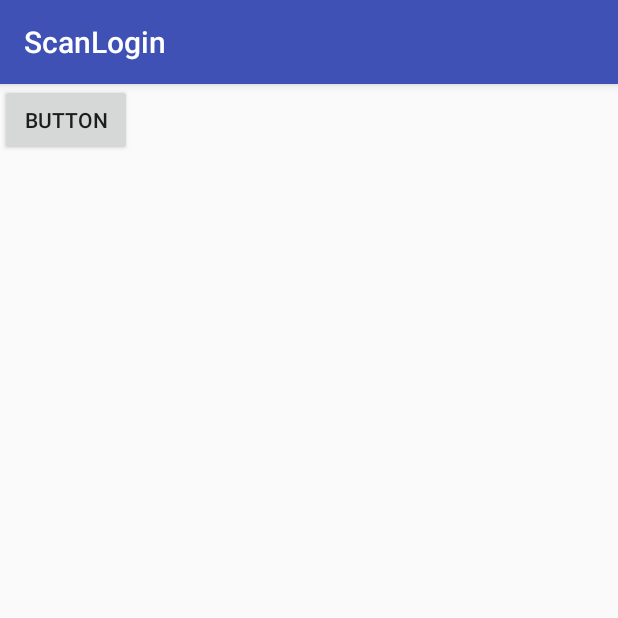
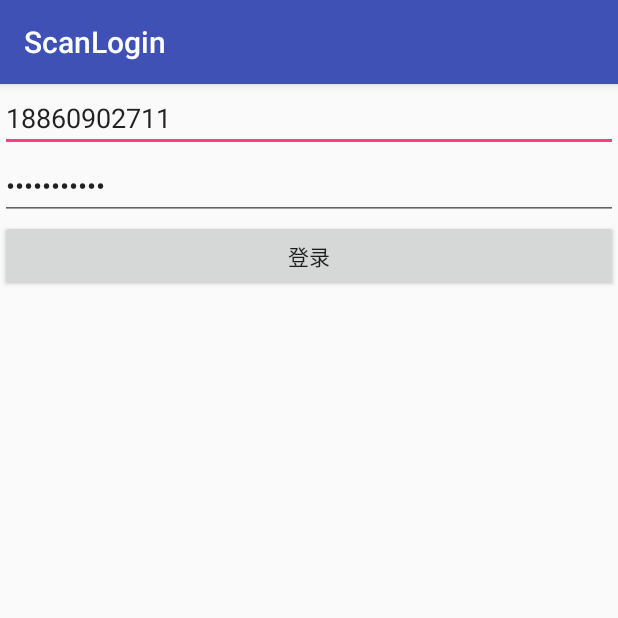
Before and after one commit to jeesun/ScanLogin, an Android app: the screen it shows after launch (MainActivity before the commit, LoginActivity after it), on a phone screen of 412 x 824 dp, the top half of it. Run offline under Robolectric (Android 15) with nearby library versions, the phone set to English and light mode, and no system bars; libraries missing offline, so code that uses them is left out: com.alibaba.fastjson.

Commit message:
添加launch界面、登录界面、扫码登录确认界面；完善相关功能。

```diff
--- /dev/null
+++ b/app/src/main/java/com/simon/scanlogin/AppConfig.java
@@ -0,0 +1,5 @@
+package com.simon.scanlogin;
+
+public class AppConfig {
+    public static final String baseUrl = "http://192.168.2.18:8184";
+}
--- /dev/null
+++ b/app/src/main/java/com/simon/scanlogin/LaunchActivity.java
@@ -0,0 +1,39 @@
+package com.simon.scanlogin;
+
+import android.content.Intent;
+import android.content.SharedPreferences;
+import android.support.v7.app.AppCompatActivity;
+import android.os.Bundle;
+
+import com.alibaba.fastjson.JSON;
+
+import java.util.Date;
+
+import okhttp3.OkHttpClient;
+import retrofit2.Call;
+import retrofit2.Callback;
+import retrofit2.Response;
+import retrofit2.Retrofit;
+import retrofit2.converter.gson.GsonConverterFactory;
+
+public class LaunchActivity extends AppCompatActivity {
+
+    @Override
+    protected void onCreate(Bundle savedInstanceState) {
+        super.onCreate(savedInstanceState);
+        setContentView(R.layout.activity_launch);
+
+        //检查是不是第一次运行
+        SharedPreferences spf = getSharedPreferences("data", MODE_PRIVATE);
+        boolean firstLaunch = spf.getBoolean("firstLaunch", true);
+        if (firstLaunch){
+            //跳转到登录界面
+            Intent intent = new Intent(LaunchActivity.this, LoginActivity.class);
+            startActivity(intent);
+        }else{
+            //跳转到主界面
+            Intent intent = new Intent(LaunchActivity.this, MainActivity.class);
+            startActivity(intent);
+        }
+    }
+}
--- /dev/null
+++ b/app/src/main/java/com/simon/scanlogin/LoginActivity.java
@@ -0,0 +1,73 @@
+package com.simon.scanlogin;
+
+import android.content.Intent;
+import android.content.SharedPreferences;
+import android.support.v7.app.AppCompatActivity;
+import android.os.Bundle;
+import android.util.Log;
+import android.view.View;
+import android.widget.Button;
+import android.widget.EditText;
+
+import com.alibaba.fastjson.JSON;
+
+import java.util.Date;
+
+import okhttp3.OkHttpClient;
+import retrofit2.Call;
+import retrofit2.Callback;
+import retrofit2.Response;
+import retrofit2.Retrofit;
+import retrofit2.converter.gson.GsonConverterFactory;
+
+public class LoginActivity extends AppCompatActivity {
+    private static final String TAG = LoginActivity.class.getName();
+
+    private EditText etUsername, etPassword;
+    private Button btnLogin;
+    @Override
+    protected void onCreate(Bundle savedInstanceState) {
+        super.onCreate(savedInstanceState);
+        setContentView(R.layout.activity_login);
+
+        etUsername = findViewById(R.id.username);
+        etPassword = findViewById(R.id.password);
+        btnLogin = findViewById(R.id.login);
+
+        btnLogin.setOnClickListener(new View.OnClickListener() {
+            @Override
+            public void onClick(View v) {
+                String username = etUsername.getText().toString();
+                String password = etPassword.getText().toString();
+
+                Retrofit retrofit = new Retrofit.Builder().baseUrl(AppConfig.baseUrl).addConverterFactory(GsonConverterFactory.create()).client(new OkHttpClient()).build();
+                RequestServes requestServes = retrofit.create(RequestServes.class);
+                Call<ResultMsg> call = requestServes.login(username, password);
+                call.enqueue(new Callback<ResultMsg>() {
+                    @Override
+                    public void onResponse(Call<ResultMsg> call, Response<ResultMsg> response) {
+                        LoginInfo loginInfo = JSON.parseObject(JSON.toJSONString(response.body().getData()), LoginInfo.class);
+                        LogUtil.i(TAG, loginInfo.toString());
+
+                        SharedPreferences spf = getSharedPreferences("data", MODE_PRIVATE);
+                        SharedPreferences.Editor editor = spf.edit();
+                        editor.putBoolean("firstLaunch", false);
+                        editor.putString("access_token", loginInfo.getToken().getAccess_token());
+                        editor.putString("refresh_token", loginInfo.getToken().getRefresh_token());
+                        editor.putLong("date", new Date().getTime());
+                        editor.putInt("expires_in", loginInfo.getToken().getExpires_in());
+                        editor.putString("username", loginInfo.getUserInfo().getUsername());
+                        editor.apply();
+                        Intent intent = new Intent(LoginActivity.this, MainActivity.class);
+                        startActivity(intent);
+                    }
+
+                    @Override
+                    public void onFailure(Call<ResultMsg> call, Throwable t) {
+
+                    }
+                });
+            }
+        });
+    }
+}
--- a/app/src/main/java/com/simon/scanlogin/RequestServes.java
+++ b/app/src/main/java/com/simon/scanlogin/RequestServes.java
@@ -1,12 +1,24 @@
 package com.simon.scanlogin;
 
 import retrofit2.Call;
+import retrofit2.http.GET;
 import retrofit2.http.POST;
+import retrofit2.http.Path;
 import retrofit2.http.Query;
 
 public interface RequestServes {
-    @POST("/users/loginByQrCode")
+    //app扫描网页二维码登录
+    @POST("/api/qrCodes/loginByQrCode")
     Call<ResultMsg> loginByQrCode(@Query("username")String username,
-                               @Query("token")String token,
+                               @Query("access_token")String access_token,
                                @Query("sid")String sid);
+
+    //账号密码登录
+    @GET("/api/oauthUsers/{phone}/{password}")
+    Call<ResultMsg> login(@Path("phone") String phone,
+                          @Path("password") String password);
+
+    //使用refresh_token刷新access_token
+    @POST("/api/oauthUsers/refreshToken")
+    Call<ResultMsg> refreshToken(@Query("refresh_token")String refresh_token);
 }
--- /dev/null
+++ b/app/src/main/res/layout/activity_login.xml
@@ -0,0 +1,31 @@
+<?xml version="1.0" encoding="utf-8"?>
+<LinearLayout xmlns:android="http://schemas.android.com/apk/res/android"
+    xmlns:app="http://schemas.android.com/apk/res-auto"
+    xmlns:tools="http://schemas.android.com/tools"
+    android:layout_width="match_parent"
+    android:layout_height="match_parent"
+    android:orientation="vertical"
+    tools:context=".LoginActivity">
+
+    <EditText
+        android:id="@+id/username"
+        android:layout_width="match_parent"
+        android:layout_height="wrap_content"
+        android:ems="10"
+        android:inputType="textPersonName"
+        android:text="18860902711" />
+
+    <EditText
+        android:id="@+id/password"
+        android:layout_width="match_parent"
+        android:layout_height="wrap_content"
+        android:ems="10"
+        android:inputType="textPassword"
+        android:text="1234567890c"/>
+
+    <Button
+        android:id="@+id/login"
+        android:layout_width="match_parent"
+        android:layout_height="wrap_content"
+        android:text="登录" />
+</LinearLayout>
```
Also changed, not shown: app/src/main/AndroidManifest.xml (+11 -1 lines), app/src/main/java/com/simon/scanlogin/AccessToken.java (added, +64 -0 lines), app/src/main/java/com/simon/scanlogin/LogUtil.java (added, +43 -0 lines), app/src/main/java/com/simon/scanlogin/LoginInfo.java (added, +30 -0 lines), app/src/main/java/com/simon/scanlogin/MainActivity.java (+3 -23 lines), app/src/main/java/com/simon/scanlogin/ScanLoginActivity.java (added, +117 -0 lines), app/src/main/java/com/simon/scanlogin/UserInfo.java (added, +137 -0 lines), app/src/main/res/layout/activity_launch.xml (added, +9 -0 lines), app/src/main/res/layout/activity_scan_login.xml (added, +31 -0 lines), app/src/main/res/values/strings.xml (+14 -0 lines).
